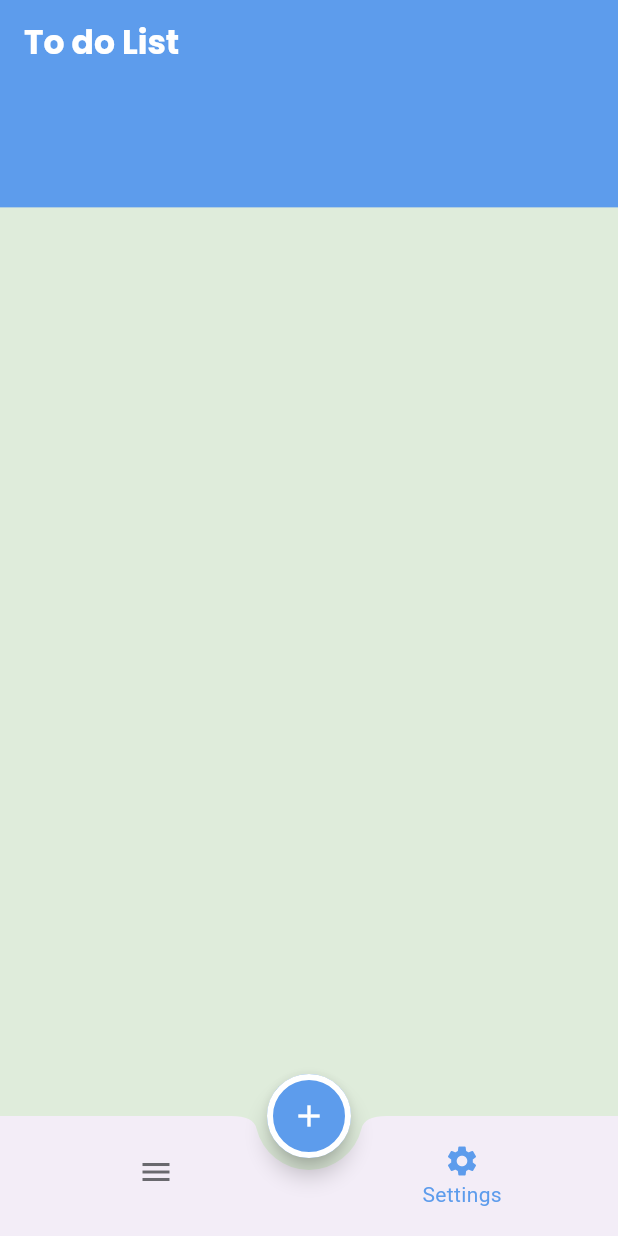
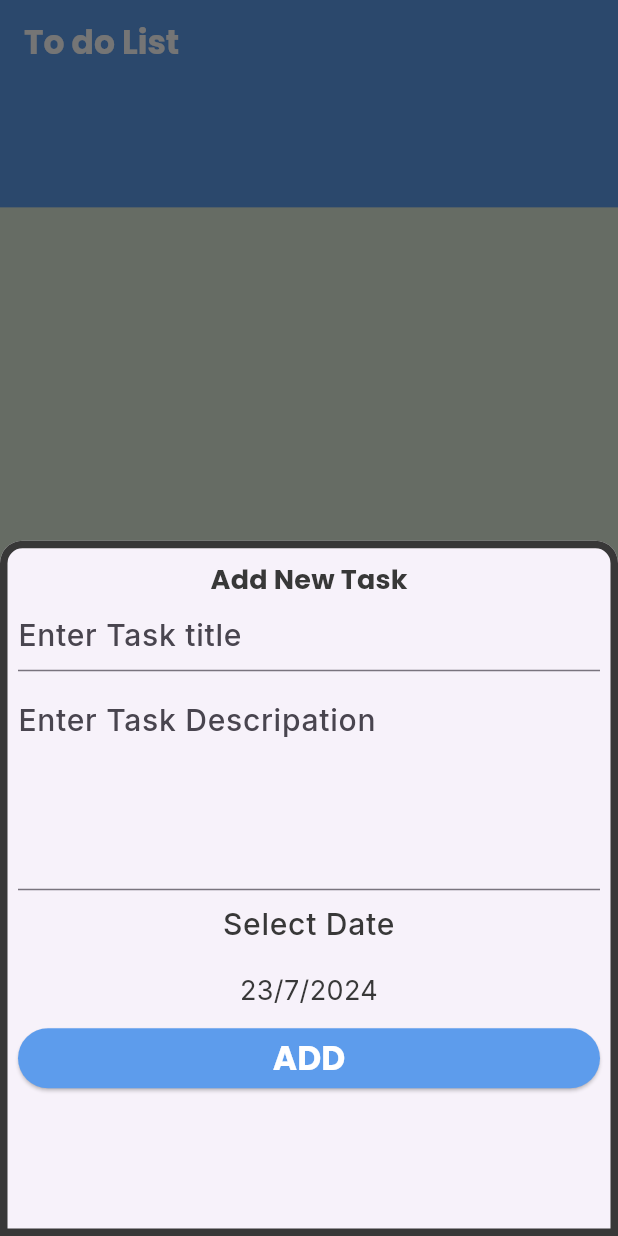
Before and after one commit to Teva902/todo_app, a Flutter app: the screen it shows after launch, item 2 of the bottom bar chosen, after a tap on the "add" icon, on a phone screen of 412 x 824 dp. Run offline on Flutter 3.47's test engine with Material 3 defaults, Android fonts, the light colour scheme and no system bars; our stand-ins replace google_fonts.

Commit message:
Finshed bottom sheet design.

```diff
--- a/lib/home/home_screen.dart
+++ b/lib/home/home_screen.dart
@@ -1,7 +1,8 @@
 import 'package:flutter/material.dart';
 import 'package:todo_app/app_colors.dart';
-import 'package:todo_app/home/home_task_list/settings_tab.dart';
-import 'package:todo_app/home/home_task_list/task_list.dart';
+import 'package:todo_app/home/settings/settings_tab.dart';
+import 'package:todo_app/home/task_list/add_task_bottom_sheet.dart';
+import 'package:todo_app/home/task_list/task_list.dart';
 
 class HomeScreen extends StatefulWidget {
   static const String routeName = 'home_screen';
@@ -23,7 +24,8 @@ class _HomeScreenState extends State<HomeScreen> {
         ),
       ),
       bottomNavigationBar: BottomAppBar(
-        padding: EdgeInsets.all(2),
+        padding:
+            EdgeInsets.only(bottom: MediaQuery.of(context).size.height * 0.001),
         shape: CircularNotchedRectangle(),
         notchMargin: 8,
         child: BottomNavigationBar(
@@ -40,7 +42,9 @@ class _HomeScreenState extends State<HomeScreen> {
         ),
       ),
       floatingActionButton: FloatingActionButton(
-        onPressed: () {},
+        onPressed: () {
+          addTaskBottomSheet();
+        },
         child: Icon(
           Icons.add,
           color: AppColors.whiteColor,
@@ -61,4 +65,9 @@ class _HomeScreenState extends State<HomeScreen> {
   }
 
   List<Widget> tabs = [TaskList(), SettingsTab()];
+
+  void addTaskBottomSheet() {
+    showModalBottomSheet(
+        context: context, builder: (context) => AddTaskBottomSheet());
+  }
 }
--- /dev/null
+++ b/lib/home/task_list/add_task_bottom_sheet.dart
@@ -0,0 +1,112 @@
+import 'package:flutter/material.dart';
+import 'package:todo_app/app_colors.dart';
+
+class AddTaskBottomSheet extends StatefulWidget {
+  @override
+  State<AddTaskBottomSheet> createState() => _AddTaskBottomSheetState();
+}
+
+class _AddTaskBottomSheetState extends State<AddTaskBottomSheet> {
+  var formKey = GlobalKey<FormState>();
+  var selectedDate = DateTime.now();
+  String title = '';
+  String description = '';
+
+  @override
+  Widget build(BuildContext context) {
+    return Container(
+      margin: EdgeInsets.all(12),
+      width: double.infinity,
+      child: Column(
+        children: [
+          Text(
+            'Add New Task',
+            style: Theme.of(context).textTheme.titleMedium,
+          ),
+          Form(
+              key: formKey,
+              child: Column(
+                crossAxisAlignment: CrossAxisAlignment.stretch,
+                children: [
+                  TextFormField(
+                    onChanged: (text) {
+                      title = text;
+                    },
+                    validator: (text) {
+                      if (text == null || text.isEmpty) {
+                        return 'Please Enter Task Title';
+                      }
+                      return null;
+                    },
+                    decoration: InputDecoration(hintText: 'Enter Task title'),
+                  ),
+                  SizedBox(
+                    height: 10,
+                  ),
+                  TextFormField(
+                    onChanged: (text) {
+                      description = text;
+                    },
+                    maxLines: 4,
+                    decoration: InputDecoration(
+                      hintText: 'Enter Task Descripation',
+                    ),
+                    validator: (text) {
+                      if (text == null || text.isEmpty) {
+                        return 'Please Enter Descripation';
+                      }
+                      return null;
+                    },
+                  ),
+                  Padding(
+                    padding: const EdgeInsets.all(8.0),
+                    child: Text(
+                      'Select Date',
+                      textAlign: TextAlign.center,
+                      style: Theme.of(context).textTheme.bodyLarge,
+                    ),
+                  ),
+                  Padding(
+                    padding: const EdgeInsets.all(8.0),
+                    child: InkWell(
+                      onTap: () {
+                        showClander();
+                      },
+                      child: Text(
+                          '${selectedDate.day}/${selectedDate.month}/${selectedDate.year}',
+                          textAlign: TextAlign.center,
+                          style: Theme.of(context).textTheme.bodyMedium),
+                    ),
+                  ),
+                  ElevatedButton(
+                    onPressed: () {
+                      addTask();
+                    },
+                    child: Text(
+                      'ADD',
+                      style: Theme.of(context).textTheme.titleLarge,
+                    ),
+                    style: ElevatedButton.styleFrom(
+                        backgroundColor: AppColors.primaryColor),
+                  )
+                ],
+              ))
+        ],
+      ),
+    );
+  }
+
+  void addTask() {
+    if (formKey.currentState!.validate() == true) {}
+  }
+
+  void showClander() async {
+    var chosenDate = await showDatePicker(
+        context: context,
+        initialDate: DateTime.now(),
+        firstDate: DateTime.now(),
+        lastDate: DateTime.now().add(Duration(days: 365)));
+    selectedDate = chosenDate ?? selectedDate;
+    setState(() {});
+  }
+}
--- a/lib/my_theme_data.dart
+++ b/lib/my_theme_data.dart
@@ -8,10 +8,29 @@ class MyThemeData {
       scaffoldBackgroundColor: AppColors.backgroundLightColor,
       appBarTheme: AppBarTheme(backgroundColor: AppColors.primaryColor),
       textTheme: TextTheme(
-          titleLarge: GoogleFonts.poppins(
-              fontSize: 22,
-              fontWeight: FontWeight.bold,
-              color: AppColors.whiteColor)),
+        titleLarge: GoogleFonts.poppins(
+            fontSize: 22,
+            fontWeight: FontWeight.bold,
+            color: AppColors.whiteColor),
+        titleMedium: GoogleFonts.poppins(
+            fontSize: 18,
+            fontWeight: FontWeight.bold,
+            color: AppColors.blackColor),
+        bodyLarge: GoogleFonts.inter(
+            fontSize: 20,
+            fontWeight: FontWeight.w500,
+            color: AppColors.blackColor),
+        bodyMedium: GoogleFonts.inter(
+            fontSize: 18,
+            fontWeight: FontWeight.w400,
+            color: AppColors.blackColor),
+      ),
+      bottomSheetTheme: BottomSheetThemeData(
+          shape: RoundedRectangleBorder(
+              side: BorderSide(color: AppColors.blackColor, width: 5),
+              borderRadius: BorderRadius.only(
+                  topLeft: Radius.circular(15),
+                  topRight: Radius.circular(15)))),
       bottomNavigationBarTheme: BottomNavigationBarThemeData(
           backgroundColor: Colors.transparent,
           elevation: 0,
```
Also changed, not shown: lib/home/settings/settings_tab.dart (renamed from lib/home/home_task_list/settings_tab.dart), lib/home/task_list/task_list.dart (renamed from lib/home/home_task_list/task_list.dart), 1 other file.
